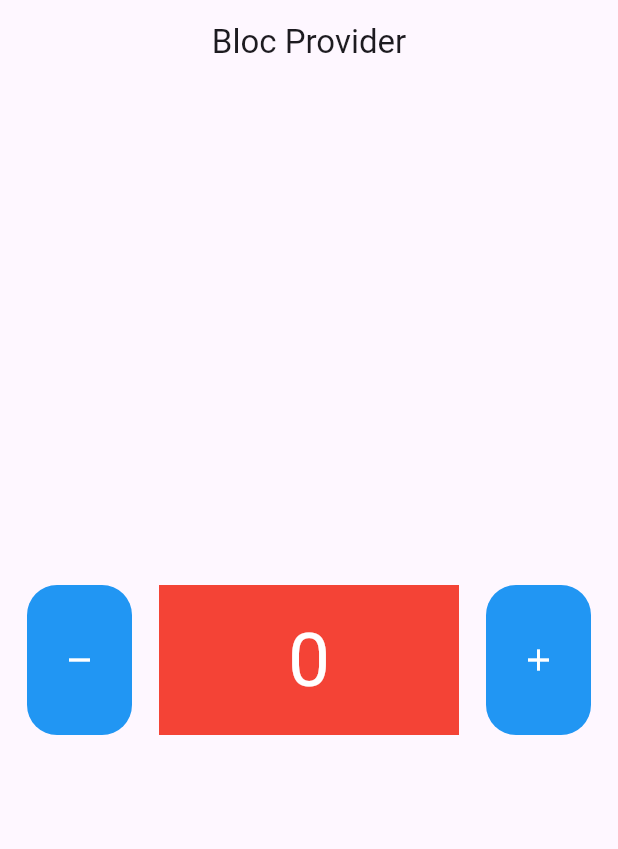
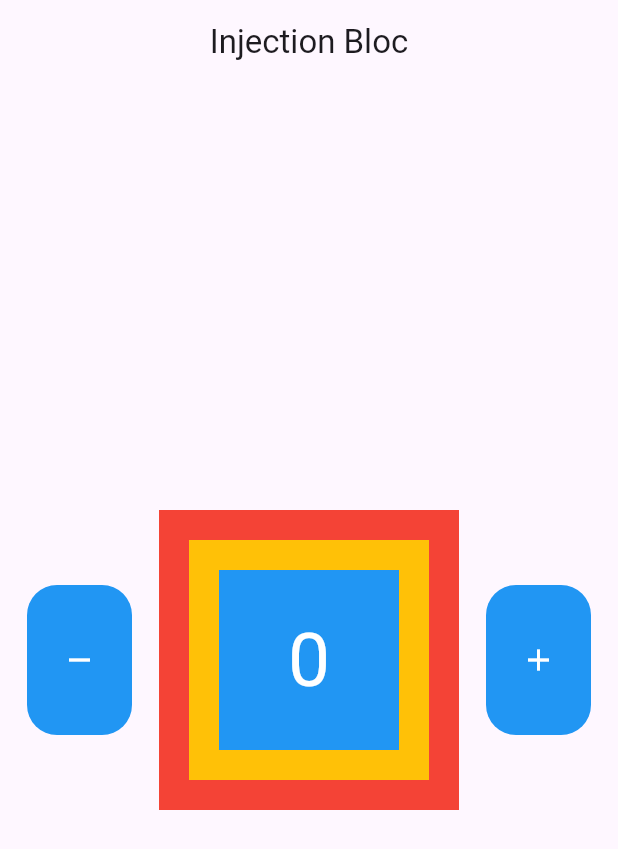
Before and after one commit to DadiMuhamadM/learn_bloc, a Flutter app: the screen it shows after launch, on a phone screen of 412 x 824 dp. Shown: the top 849 px of the screen. Run offline on Flutter 3.47's test engine with Material 3 defaults, Android fonts, the phone set to English and light mode, and no system bars; our stand-ins replace bloc, flutter_bloc.

Commit message:
Dependency Injection

```diff
--- /dev/null
+++ b/lib/injection_bloc/biru.dart
@@ -0,0 +1,18 @@
+import 'package:flutter/material.dart';
+import 'package:learn_bloc/bloc/counter.dart';
+import 'package:learn_bloc/injection_bloc/center.dart';
+
+class Biru extends StatelessWidget {
+  const Biru({
+    super.key,
+  });
+
+  @override
+  Widget build(BuildContext context) {
+    return Container(
+      margin: const EdgeInsets.all(20),
+      color: Colors.blue,
+      child: CenterWidgetdata(),
+    );
+  }
+}
--- /dev/null
+++ b/lib/injection_bloc/center.dart
@@ -0,0 +1,16 @@
+import 'package:flutter/material.dart';
+import 'package:learn_bloc/bloc/counter.dart';
+import 'package:learn_bloc/injection_bloc/text.dart';
+
+class CenterWidgetdata extends StatelessWidget {
+  const CenterWidgetdata({
+    super.key,
+  });
+
+  @override
+  Widget build(BuildContext context) {
+    return Center(
+      child: TextData(),
+    );
+  }
+}
--- /dev/null
+++ b/lib/injection_bloc/injection.dart
@@ -0,0 +1,74 @@
+import 'package:flutter/material.dart';
+import 'package:flutter_bloc/flutter_bloc.dart';
+import 'package:learn_bloc/bloc/counter.dart';
+import 'package:learn_bloc/injection_bloc/merah.dart';
+
+class InjectionHome extends StatelessWidget {
+  InjectionHome({super.key});
+
+  // inisialisasi counter
+
+  @override
+  Widget build(BuildContext context) {
+    // Menggunakan BlocProvider
+    Counter myCounter = context.read<Counter>();
+    return Scaffold(
+      appBar: AppBar(
+        title: const Text('Injection Bloc'),
+        centerTitle: true,
+      ),
+      body: Center(
+        child: Row(
+          mainAxisAlignment: MainAxisAlignment.spaceEvenly,
+          children: [
+            // Button -
+            Material(
+              color: Colors.blue,
+              borderRadius: BorderRadius.circular(20),
+              child: InkWell(
+                borderRadius: BorderRadius.circular(20),
+                onTap: () {
+                  myCounter.decrement();
+                },
+                child: const SizedBox(
+                  height: 100,
+                  width: 70,
+                  child: Center(
+                    child: Icon(
+                      Icons.remove,
+                      color: Colors.white,
+                    ),
+                  ),
+                ),
+              ),
+            ),
+            // Widget data counter
+            Merah(),
+
+            // Button +
+            Material(
+              color: Colors.blue,
+              borderRadius: BorderRadius.circular(20),
+              child: InkWell(
+                borderRadius: BorderRadius.circular(20),
+                onTap: () {
+                  myCounter.increment();
+                },
+                child: const SizedBox(
+                  height: 100,
+                  width: 70,
+                  child: Center(
+                    child: Icon(
+                      Icons.add,
+                      color: Colors.white,
+                    ),
+                  ),
+                ),
+              ),
+            ),
+          ],
+        ),
+      ),
+    );
+  }
+}
--- /dev/null
+++ b/lib/injection_bloc/kuning.dart
@@ -0,0 +1,18 @@
+import 'package:flutter/material.dart';
+import 'package:learn_bloc/bloc/counter.dart';
+import 'package:learn_bloc/injection_bloc/biru.dart';
+
+class Kuning extends StatelessWidget {
+  const Kuning({
+    super.key,
+  });
+
+  @override
+  Widget build(BuildContext context) {
+    return Container(
+      margin: const EdgeInsets.all(20),
+      color: Colors.amber,
+      child: Biru(),
+    );
+  }
+}
--- /dev/null
+++ b/lib/injection_bloc/merah.dart
@@ -0,0 +1,19 @@
+import 'package:flutter/material.dart';
+import 'package:learn_bloc/bloc/counter.dart';
+import 'package:learn_bloc/injection_bloc/kuning.dart';
+
+class Merah extends StatelessWidget {
+  const Merah({
+    super.key,
+  });
+
+  @override
+  Widget build(BuildContext context) {
+    return Container(
+      width: 200,
+      height: 200,
+      color: Colors.red,
+      child: Kuning(),
+    );
+  }
+}
--- /dev/null
+++ b/lib/injection_bloc/text.dart
@@ -0,0 +1,27 @@
+import 'package:flutter/material.dart';
+import 'package:flutter_bloc/flutter_bloc.dart';
+import 'package:learn_bloc/bloc/counter.dart';
+
+class TextData extends StatelessWidget {
+  const TextData({
+    super.key,
+  });
+
+  @override
+  Widget build(BuildContext context) {
+    // Menggunakan BlocProvider
+    Counter myCounter = context.read<Counter>();
+    return BlocBuilder<Counter, int>(
+      bloc: myCounter,
+      builder: (context, state) {
+        return Text(
+          '$state',
+          style: const TextStyle(
+            fontSize: 50,
+            color: Colors.white,
+          ),
+        );
+      },
+    );
+  }
+}
--- a/lib/main.dart
+++ b/lib/main.dart
@@ -3,6 +3,7 @@ import 'package:flutter/material.dart';
 import 'package:flutter_bloc/flutter_bloc.dart';
 import 'package:learn_bloc/bloc/counter.dart';
 import 'package:learn_bloc/home.dart';
+import 'package:learn_bloc/injection_bloc/injection.dart';
 import 'package:learn_bloc/provider.dart';
 
 void main() {
@@ -15,9 +16,9 @@ class MyApp extends StatelessWidget {
   @override
   Widget build(BuildContext context) {
     return BlocProvider(
-      create: (context) => Counter(),
+      create: (context) => Counter(), // Injection class Counter
       child: MaterialApp(
-        home: ProviderHome(),
+        home: InjectionHome(),
       ),
     );
   }
--- a/lib/pages/center_widget.dart
+++ b/lib/pages/center_widget.dart
@@ -9,6 +9,7 @@ class CenterWidget extends StatelessWidget {
 
   @override
   Widget build(BuildContext context) {
+    // Class yang sama dengan class + / -
     Counter myCounter = BlocProvider.of<Counter>(context);
     return Center(
       child: BlocBuilder<Counter, int>(
```
